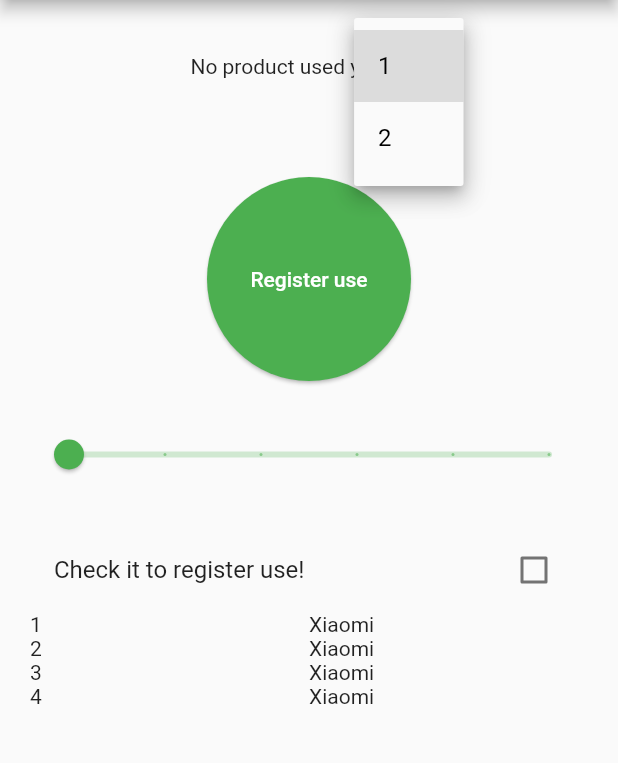
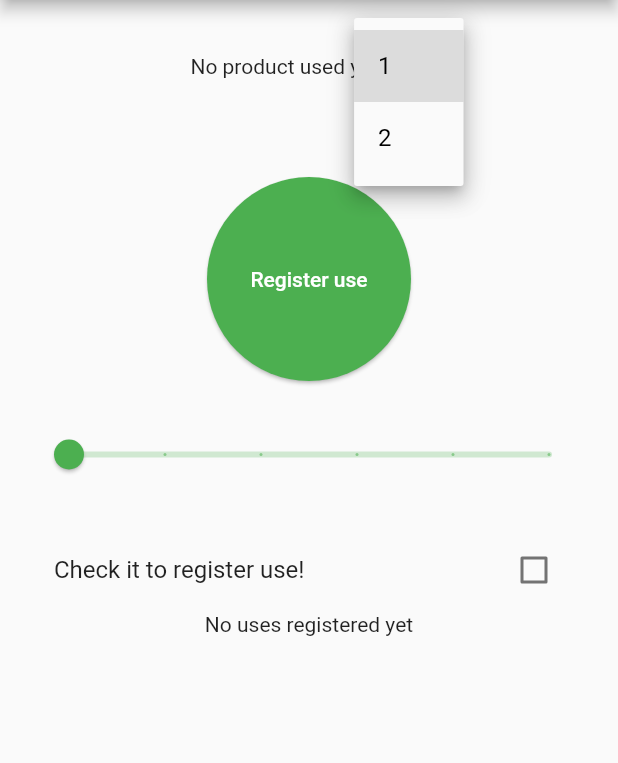
Before and after one commit to globaljuli/product_tracker_app, a Flutter app: the screen it shows after launch, after a tap on the "arrow drop down" icon, on a phone screen of 412 x 824 dp, the part 84-847 px from its top. Run offline on Flutter 3.47's test engine with Material 2 defaults, Android fonts, the phone set to English and light mode, and no system bars; our stand-ins replace dartz, shared_preferences.

Commit message:
list purchase use in home page even when changing product

```diff
--- a/lib/application/helpers/serve_uses/serve_uses_helper.dart
+++ b/lib/application/helpers/serve_uses/serve_uses_helper.dart
@@ -1,9 +1,9 @@
-import 'package:product_tracker_app/domain/models/uses/product_use.dart';
+import 'package:product_tracker_app/domain/models/uses/purchase_use.dart';
 import 'package:product_tracker_app/infrastructure/uses/serve_product_uses_service.dart';
 
 class ServeUsesHelper {
-  Future<List<ProductUse>> getUses() async {
+  Future<List<PurchaseUse>> getUses({required int purchaseId}) async {
     final service = ServeProductUsesService();
-    return await service.getProductUses(productId: 1);
+    return await service.getPurchaseUses(purchaseId: purchaseId);
   }
 }
--- a/lib/application/providers/uses/last_used_purchase_provider.dart
+++ b/lib/application/providers/uses/last_used_purchase_provider.dart
@@ -33,6 +33,7 @@ class LastUsedPurchaseProvider with ChangeNotifier {
       : 'Last used product: $lastPurchaseSubmitted';
 
   void _getLastSubmittedPurchase() async {
+    purchase = null;
     loading = true;
     notifyListeners();
     final prefs = await SharedPreferences.getInstance();
--- a/lib/application/providers/uses/show_uses_provider.dart
+++ b/lib/application/providers/uses/show_uses_provider.dart
@@ -1,16 +1,22 @@
 import 'package:flutter/material.dart';
 import 'package:product_tracker_app/application/helpers/serve_uses/serve_uses_helper.dart';
-import 'package:product_tracker_app/domain/models/uses/product_use.dart';
+import 'package:product_tracker_app/domain/models/uses/purchase_use.dart';
 
 class ShowUsesProvider with ChangeNotifier {
-  ShowUsesProvider() {
-    getUses();
+  final ServeUsesHelper _helper = ServeUsesHelper();
+
+  ShowUsesProvider({required int? purchaseId}) {
+    if (purchaseId != null) {
+      getUses(purchaseId: purchaseId);
+    }
   }
-  List<ProductUse> productUses = [];
 
-  Future<void> getUses() async {
-    final helper = ServeUsesHelper();
-    productUses = await helper.getUses();
+  final List<PurchaseUse> productUses = [];
+
+  Future<void> getUses({required int purchaseId}) async {
+    productUses.clear();
+    final res = await _helper.getUses(purchaseId: purchaseId);
+    productUses.addAll(res);
     notifyListeners();
   }
 }
--- a/lib/domain/models/uses/product_use.dart
+++ b/lib/domain/models/uses/purchase_use.dart
@@ -2,8 +2,8 @@ import 'dart:convert';
 
 import 'package:flutter/cupertino.dart';
 
-class ProductUse {
-  ProductUse({
+class PurchaseUse {
+  PurchaseUse({
     required this.id,
     required this.purchaseId,
     required this.purchaseName,
@@ -19,12 +19,12 @@ class ProductUse {
   final DateTime createdAt;
   final DateTime updatedAt;
 
-  factory ProductUse.fromRawJson(String str) =>
-      ProductUse.fromJson(json.decode(str));
+  factory PurchaseUse.fromRawJson(String str) =>
+      PurchaseUse.fromJson(json.decode(str));
 
   String toRawJson() => json.encode(toJson());
 
-  factory ProductUse.fromJson(Map<String, dynamic> json) => ProductUse(
+  factory PurchaseUse.fromJson(Map<String, dynamic> json) => PurchaseUse(
         id: json["id"],
         purchaseId: json["purchase_id"],
         purchaseName: json["purchase_name"] ?? '',
--- a/lib/infrastructure/models/basic_get_request.dart
+++ b/lib/infrastructure/models/basic_get_request.dart
@@ -18,15 +18,14 @@ class BasicGetRequest {
 
       Map<String, dynamic> response = json.decode(res.body);
 
-      if (onResolveOk == null) {
-        return Right(response);
+      if (res.statusCode == 200) {
+        if (onResolveOk == null) {
+          return Right(response);
+        }
+
+        return Right(onResolveOk(response));
       }
-
-      if (response['ok']) {
-        return Right(onResolveOk(response));
-      } else {
-        return Left(Failure(message: response['message']));
-      }
+      return Left(Failure(message: response['message']));
     } catch ($e) {
       return Left(Failure(message: $e.toString()));
     }
--- a/lib/infrastructure/uses/register_use_service.dart
+++ b/lib/infrastructure/uses/register_use_service.dart
@@ -1,17 +1,17 @@
 import 'package:dartz/dartz.dart';
 import 'package:product_tracker_app/application/models/failure.dart';
-import 'package:product_tracker_app/domain/models/uses/product_use.dart';
+import 'package:product_tracker_app/domain/models/uses/purchase_use.dart';
 import 'package:product_tracker_app/domain/models/uses/product_use_register.dart';
 import 'package:product_tracker_app/infrastructure/models/basic_post_request.dart';
 
 class RegisterUseService {
-  Future<Either<Failure, ProductUse>> registerUse(
+  Future<Either<Failure, PurchaseUse>> registerUse(
       {required ProductUseRegister use}) async {
     final res = await BasicPostRequest.make(
         path: 'uses/register',
         bodyData: use.toJson(),
         onResolveOk: (response) {
-          return ProductUse.fromJson(response['response']);
+          return PurchaseUse.fromJson(response['response']);
         });
 
     return res.fold((l) => Left(l), (r) => Right(r));
--- a/lib/infrastructure/uses/serve_product_uses_service.dart
+++ b/lib/infrastructure/uses/serve_product_uses_service.dart
@@ -1,19 +1,19 @@
-import 'package:dartz/dartz.dart';
-import 'package:product_tracker_app/domain/models/uses/product_use.dart';
+import 'package:product_tracker_app/domain/models/uses/purchase_use.dart';
 import 'package:product_tracker_app/infrastructure/models/basic_get_request.dart';
 
 class ServeProductUsesService {
-  Future<List<ProductUse>> getProductUses({required int productId}) async {
+  Future<List<PurchaseUse>> getPurchaseUses({required int purchaseId}) async {
     try {
       final res = await BasicGetRequest.make(
-          path: 'uses/$productId',
+          path: 'uses/$purchaseId',
           onResolveOk: (response) {
-            final uses = List<ProductUse>.from(response['uses']);
-            return Right(uses);
+            print(response);
+            final List uses = response['data'];
+            return uses.map((e) => PurchaseUse.fromJson(e)).toList();
           });
 
       return res.fold(
-        (l) => getMockUses(),
+        (l) => [],
         (r) => r,
       );
     } catch (e) {
@@ -21,30 +21,30 @@ class ServeProductUsesService {
     }
   }
 
-  List<ProductUse> getMockUses() {
+  List<PurchaseUse> getMockUses() {
     return [
-      ProductUse(
+      PurchaseUse(
           id: 1,
           purchaseId: 2,
           purchaseName: 'Xiaomi',
           useTypeId: 1,
           createdAt: DateTime.now(),
           updatedAt: DateTime.now()),
-      ProductUse(
+      PurchaseUse(
           id: 2,
           purchaseId: 2,
           purchaseName: 'Xiaomi',
           useTypeId: 1,
           createdAt: DateTime.now(),
           updatedAt: DateTime.now()),
-      ProductUse(
+      PurchaseUse(
           id: 3,
           purchaseId: 2,
           purchaseName: 'Xiaomi',
           useTypeId: 1,
           createdAt: DateTime.now(),
           updatedAt: DateTime.now()),
-      ProductUse(
+      PurchaseUse(
           id: 4,
           purchaseId: 2,
           purchaseName: 'Xiaomi',
--- a/lib/presentation/pages/home/home_page.dart
+++ b/lib/presentation/pages/home/home_page.dart
@@ -1,7 +1,9 @@
 import 'package:flutter/material.dart';
+import 'package:product_tracker_app/application/providers/uses/last_used_purchase_provider.dart';
 import 'package:product_tracker_app/presentation/pages/home/widgets/last_used_product_presenter.dart';
 import 'package:product_tracker_app/presentation/pages/home/widgets/register_use_button.dart';
 import 'package:product_tracker_app/presentation/pages/home/widgets/uses_historic_presenter.dart';
+import 'package:provider/provider.dart';
 
 class HomePage extends StatelessWidget {
   final String title;
@@ -13,14 +15,25 @@ class HomePage extends StatelessWidget {
       appBar: AppBar(
         title: Text(title),
       ),
-      body: Padding(
-        padding: const EdgeInsets.all(20.0),
-        child: Column(
-          children: const [
-            LastUsedProductPresenter(),
-            RegisterUseButton(),
-            UsesHistoricPresenter(),
-          ],
+      body: SingleChildScrollView(
+        child: Padding(
+          padding: const EdgeInsets.all(20.0),
+          child: ChangeNotifierProvider<LastUsedPurchaseProvider>(
+            create: (_) => LastUsedPurchaseProvider(),
+            child: Consumer<LastUsedPurchaseProvider>(
+              builder: (context, lastProductProvider, _) {
+                return Column(
+                  children: [
+                    LastUsedProductPresenter(),
+                    RegisterUseButton(),
+                    UsesHistoricPresenter(
+                      purchaseId: lastProductProvider.purchase?.id,
+                    ),
+                  ],
+                );
+              },
+            ),
+          ),
         ),
       ),
     );
--- a/lib/presentation/pages/home/widgets/last_used_product_presenter.dart
+++ b/lib/presentation/pages/home/widgets/last_used_product_presenter.dart
@@ -7,9 +7,7 @@ class LastUsedProductPresenter extends StatelessWidget {
 
   @override
   Widget build(BuildContext context) {
-    return ChangeNotifierProvider<LastUsedPurchaseProvider>(
-      create: (_) => LastUsedPurchaseProvider(),
-      child: Consumer<LastUsedPurchaseProvider>(
+    return Consumer<LastUsedPurchaseProvider>(
       builder: (context, lastProductProvider, _) {
         if (lastProductProvider.loading) {
           return const Padding(
@@ -57,8 +55,8 @@ class LastUsedProductPresenter extends StatelessWidget {
                     ),
                     DropdownButton(
                         items: lastProductProvider.dropdownItems,
-                          onChanged: (newItem) => lastProductProvider
-                              .changeSelectedProduct(newItem))
+                        onChanged: (newItem) =>
+                            lastProductProvider.changeSelectedProduct(newItem))
                   ],
                 ),
                 const SizedBox(height: 5.0),
@@ -83,7 +81,6 @@ class LastUsedProductPresenter extends StatelessWidget {
           ),
         );
       },
-      ),
     );
   }
 }
--- a/lib/presentation/pages/home/widgets/uses_historic_presenter.dart
+++ b/lib/presentation/pages/home/widgets/uses_historic_presenter.dart
@@ -1,18 +1,44 @@
 import 'package:flutter/material.dart';
+import 'package:intl/intl.dart';
 import 'package:provider/provider.dart';
 import 'package:product_tracker_app/application/providers/uses/show_uses_provider.dart';
 
 class UsesHistoricPresenter extends StatelessWidget {
-  const UsesHistoricPresenter({Key? key}) : super(key: key);
+  const UsesHistoricPresenter({required this.purchaseId});
+  final int? purchaseId;
 
   @override
   Widget build(BuildContext context) {
+    print("PC: ${purchaseId}");
+    if (purchaseId == null) {
+      return Text("No uses registered yet");
+    }
     return ChangeNotifierProvider<ShowUsesProvider>(
-      create: (_) => ShowUsesProvider(),
+      create: (context) => ShowUsesProvider(purchaseId: purchaseId),
       child: Consumer<ShowUsesProvider>(
         builder: (context, _sup, child) {
-          return Table(
-            children: _sup.productUses.map((e) => e.toTableRow()).toList(),
+          return Column(
+            crossAxisAlignment: CrossAxisAlignment.start,
+            children: [
+              Padding(
+                padding:
+                    const EdgeInsets.symmetric(horizontal: 4.0, vertical: 24.0),
+                child:
+                    Text("Uses for this purchase (${_sup.productUses.length})",
+                        style: TextStyle(
+                          fontSize: 16,
+                          fontWeight: FontWeight.bold,
+                        )),
+              ),
+              Table(
+                children: _sup.productUses.map((e) {
+                  return TableRow(children: [
+                    Text(DateFormat.yMMMEd().format(e.createdAt)),
+                    Text(e.purchaseName),
+                  ]);
+                }).toList(),
+              ),
+            ],
           );
         },
       ),
--- a/pubspec.yaml
+++ b/pubspec.yaml
@@ -29,6 +29,8 @@ environment:
 dependencies:
   flutter:
     sdk: flutter
+  intl: ^0.17.0
+
 
   http: ^0.13.4
   provider: ^6.0.2
```
Also changed, not shown: pubspec.lock. Lines whose indentation alone changed are shown as unchanged.
